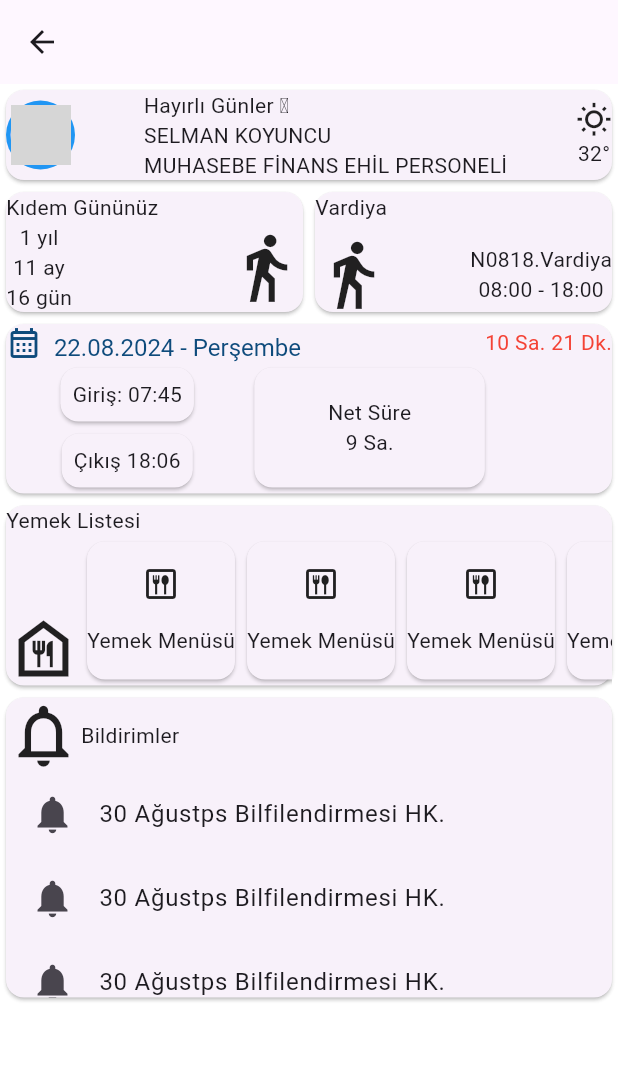
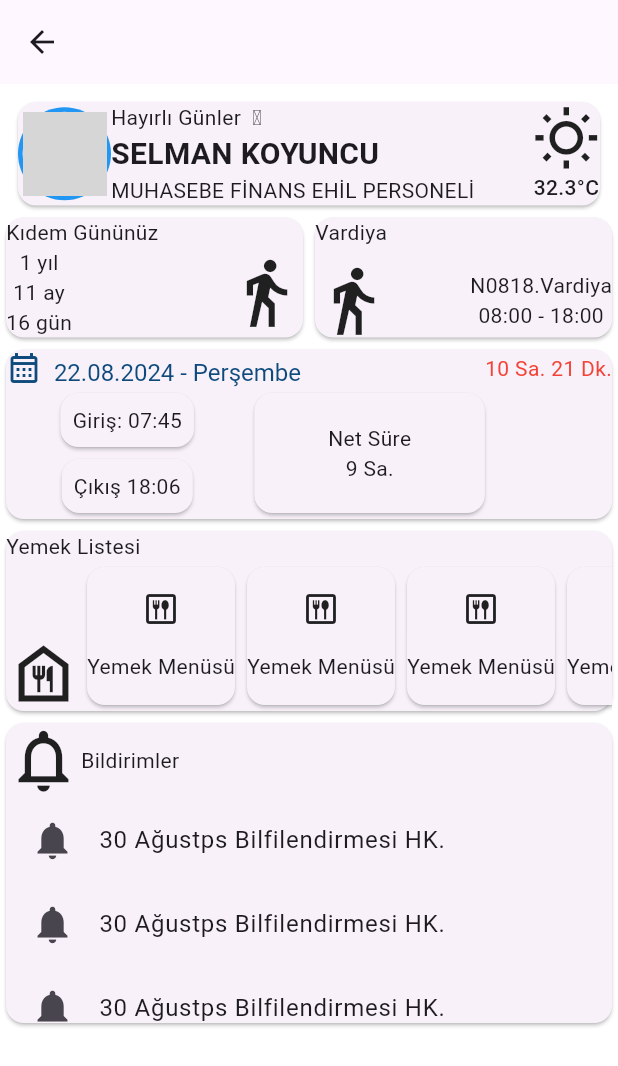
Before and after one commit to PenguBey/opak_mobile, a Flutter app: the MainMenuView screen opened directly, on a phone screen of 412 x 824 dp. Shown: the top 1066 px of the screen. Run offline on Flutter 3.47's test engine with Material 3 defaults, Android fonts, the phone set to English and light mode, and no system bars; our stand-ins replace fl_chart; network calls fail; grey boxes are pictures that could not be loaded.

Commit message:
user title widget
widgetın tasarımını değiştiriyorum

```diff
--- a/lib/constants/edge_con.dart
+++ b/lib/constants/edge_con.dart
@@ -1,5 +1,3 @@
 import 'package:flutter/material.dart';
 
-class EdgeCon {
-  static const cicleAvatar = EdgeInsets.all(3.0);
-}
+class EdgeCon {}
--- a/lib/views/main_menu_view.dart
+++ b/lib/views/main_menu_view.dart
@@ -1,6 +1,7 @@
 import 'package:flutter/material.dart';
 import 'package:opak_mobile/constants/color_con.dart';
-import 'package:opak_mobile/constants/edge_con.dart';
+
+import '../widgets/user_tile_widget.dart';
 
 class MainMenuView extends StatelessWidget {
   const MainMenuView({super.key});
@@ -11,36 +12,7 @@ class MainMenuView extends StatelessWidget {
       appBar: AppBar(),
       body: Column(
         children: [
-          Card(
-            child: Row(
-              mainAxisAlignment: MainAxisAlignment.spaceBetween,
-              children: [
-                Container(
-                  decoration: BoxDecoration(
-                      borderRadius: BorderRadius.circular(100),
-                      color: ColorCon.cicleAvatar),
-                  padding: EdgeCon.cicleAvatar,
-                  child: const CircleAvatar(
-                    foregroundImage: NetworkImage(
-                        "https://avatars.githubusercontent.com/u/124432670?v=4"),
-                  ),
-                ),
-                const Column(
-                  crossAxisAlignment: CrossAxisAlignment.start,
-                  children: [
-                    Text(
-                      "Hayırlı Günler \uD83C\uDF24",
-                    ),
-                    Text("SELMAN KOYUNCU"),
-                    Text("MUHASEBE FİNANS EHİL PERSONELİ")
-                  ],
-                ),
-                const Column(
-                  children: [Icon(Icons.wb_sunny_outlined), Text("32°")],
-                )
-              ],
-            ),
-          ),
+          const UserTileWidget(),
           const IntrinsicHeight(
             child: Row(
               children: [
--- /dev/null
+++ b/lib/widgets/user_tile_widget.dart
@@ -0,0 +1,68 @@
+import 'package:flutter/material.dart';
+
+import '../constants/color_con.dart';
+
+class UserTileWidget extends StatelessWidget {
+  const UserTileWidget({
+    super.key,
+  });
+  @override
+  Widget build(BuildContext context) {
+    return Padding(
+      padding: const EdgeInsets.fromLTRB(8, 8, 8, 0),
+      child: Card(
+        child: Container(
+          //padding: const EdgeInsets.fromLTRB(0, 8, 8, 8),
+          child: Row(
+            crossAxisAlignment: CrossAxisAlignment.center,
+            mainAxisAlignment: MainAxisAlignment.spaceBetween,
+            children: [
+              Container(
+                // margin: const EdgeInsets.fromLTRB(8, 0, 16, 0),
+                decoration: BoxDecoration(
+                    borderRadius: BorderRadius.circular(999),
+                    color: ColorCon.cicleAvatar),
+                padding: const EdgeInsets.all(3.0),
+                child: const CircleAvatar(
+                  radius: 28,
+                  foregroundImage: NetworkImage(
+                      "https://avatars.githubusercontent.com/u/124432670?v=4"),
+                ),
+              ),
+              const Expanded(
+                child: Column(
+                  mainAxisAlignment: MainAxisAlignment.center,
+                  crossAxisAlignment: CrossAxisAlignment.start,
+                  children: [
+                    Text(
+                      "Hayırlı Günler  \uD83C\uDF24",
+                    ),
+                    Text(
+                      "SELMAN KOYUNCU",
+                      style:
+                          TextStyle(fontWeight: FontWeight.w600, fontSize: 20),
+                    ),
+                    Text("MUHASEBE FİNANS EHİL PERSONELİ")
+                  ],
+                ),
+              ),
+              const Column(
+                mainAxisAlignment: MainAxisAlignment.center,
+                children: [
+                  Icon(
+                    Icons.wb_sunny_outlined,
+                    size: 45,
+                  ),
+                  Text(
+                    "32.3°C",
+                    style: TextStyle(fontWeight: FontWeight.w500),
+                  )
+                ],
+              )
+            ],
+          ),
+        ),
+      ),
+    );
+  }
+}
```
